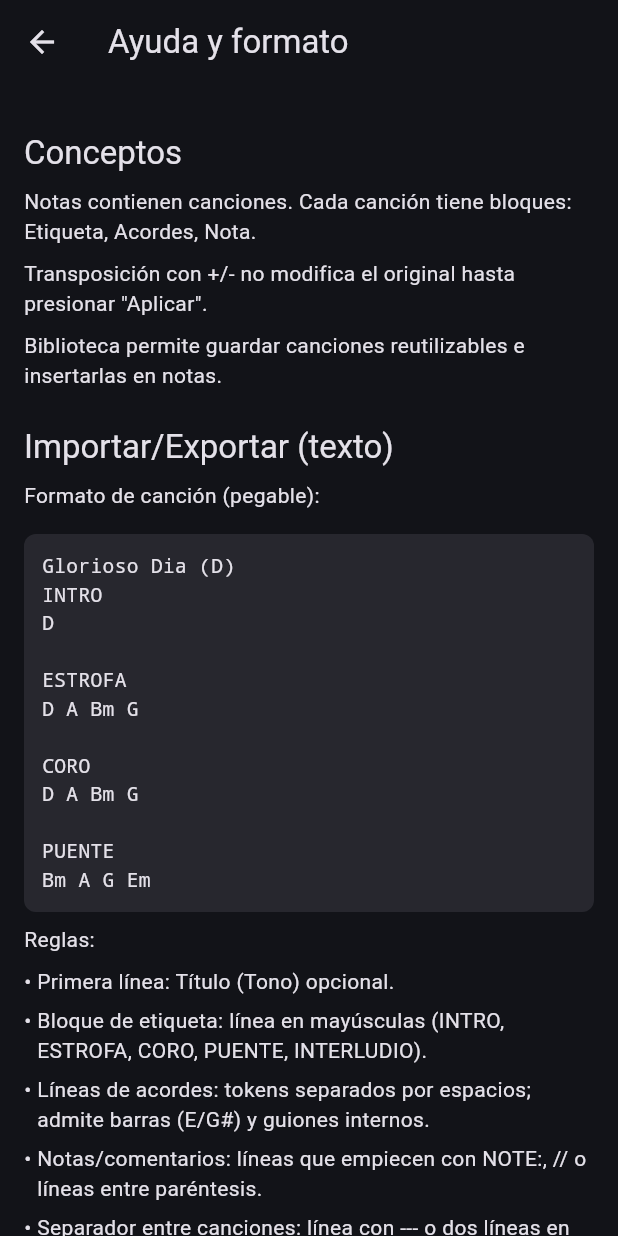
After one commit to salvadorangulobaez/chord-vault, a Flutter app: the screen it shows after launch, after a tap on the "expand more" icon, after a tap on the "expand less" icon, after a tap on the "help outline" icon, on a phone screen of 412 x 824 dp. The commit adds this screen. Run offline on Flutter 3.47's test engine with Material 3 defaults, Android fonts, the phone set to English and light mode, and no system bars; our stand-ins replace flutter_riverpod, hive, hive_flutter; accounts and stored records are empty.

Commit message:
Notas: '+': Importar texto + Insertar de biblioteca + Añadir canción; Home: botón de ayuda (?) con documentación y formato de importación

```diff
--- /dev/null
+++ b/lib/screens/help_screen.dart
@@ -0,0 +1,97 @@
+import 'package:flutter/material.dart';
+
+class HelpScreen extends StatelessWidget {
+  const HelpScreen({super.key});
+
+  @override
+  Widget build(BuildContext context) {
+    return Scaffold(
+      appBar: AppBar(title: const Text('Ayuda y formato')),
+      body: ListView(
+        padding: const EdgeInsets.all(16),
+        children: const [
+          _SectionTitle('Conceptos'),
+          _P('Notas contienen canciones. Cada canción tiene bloques: Etiqueta, Acordes, Nota.'),
+          _P('Transposición con +/- no modifica el original hasta presionar "Aplicar".'),
+          _P('Biblioteca permite guardar canciones reutilizables e insertarlas en notas.'),
+          _SectionTitle('Importar/Exportar (texto)'),
+          _P('Formato de canción (pegable):'),
+          _Code('Glorioso Dia (D)\nINTRO\nD\n\nESTROFA\nD A Bm G\n\nCORO\nD A Bm G\n\nPUENTE\nBm A G Em'),
+          _P('Reglas:'),
+          _Bullet('Primera línea: Título (Tono) opcional.'),
+          _Bullet('Bloque de etiqueta: línea en mayúsculas (INTRO, ESTROFA, CORO, PUENTE, INTERLUDIO).'),
+          _Bullet('Líneas de acordes: tokens separados por espacios; admite barras (E/G#) y guiones internos.'),
+          _Bullet('Notas/comentarios: líneas que empiecen con NOTE:, // o líneas entre paréntesis.'),
+          _Bullet('Separador entre canciones: línea con --- o dos líneas en blanco.'),
+          _SectionTitle('Biblioteca'),
+          _Bullet('Importar: botón de "Importar" en la pantalla de Biblioteca (pegar texto).'),
+          _Bullet('Exportar: activar "Exportar", seleccionar canciones y copiar al portapapeles.'),
+          _SectionTitle('Notas'),
+          _Bullet('Botón +: Importar texto, Insertar de biblioteca, Añadir canción.'),
+          _Bullet('Editar: ícono de lápiz en cada canción. Reordenar canciones por arrastre.'),
+          _Bullet('Título: se muestra como NOMBRE (TONO). El tono se transpone en vista y se fija al "Aplicar".'),
+        ],
+      ),
+    );
+  }
+}
+
+class _SectionTitle extends StatelessWidget {
+  const _SectionTitle(this.text);
+  final String text;
+  @override
+  Widget build(BuildContext context) {
+    return Padding(
+      padding: const EdgeInsets.only(top: 16, bottom: 8),
+      child: Text(text, style: Theme.of(context).textTheme.titleLarge),
+    );
+  }
+}
+
+class _P extends StatelessWidget {
+  const _P(this.text);
+  final String text;
+  @override
+  Widget build(BuildContext context) {
+    return Padding(
+      padding: const EdgeInsets.only(bottom: 8),
+      child: Text(text),
+    );
+  }
+}
+
+class _Bullet extends StatelessWidget {
+  const _Bullet(this.text);
+  final String text;
+  @override
+  Widget build(BuildContext context) {
+    return Padding(
+      padding: const EdgeInsets.only(bottom: 6),
+      child: Row(
+        crossAxisAlignment: CrossAxisAlignment.start,
+        children: [
+          const Text('• '),
+          Expanded(child: Text(text)),
+        ],
+      ),
+    );
+  }
+}
+
+class _Code extends StatelessWidget {
+  const _Code(this.code);
+  final String code;
+  @override
+  Widget build(BuildContext context) {
+    return Container(
+      width: double.infinity,
+      margin: const EdgeInsets.symmetric(vertical: 8),
+      padding: const EdgeInsets.all(12),
+      decoration: BoxDecoration(
+        color: Theme.of(context).colorScheme.surfaceVariant.withOpacity(0.4),
+        borderRadius: BorderRadius.circular(8),
+      ),
+      child: Text(code, style: const TextStyle(fontFamily: 'monospace', fontSize: 13)),
+    );
+  }
+}
--- a/lib/screens/home_screen.dart
+++ b/lib/screens/home_screen.dart
@@ -6,6 +6,7 @@ import '../models/note.dart';
 import '../services/storage/hive_service.dart';
 import 'note_editor_screen.dart';
 import 'library_screen.dart';
+import 'help_screen.dart';
 
 class HomeScreen extends ConsumerWidget {
   const HomeScreen({super.key});
@@ -170,7 +171,23 @@ class HomeScreen extends ConsumerWidget {
                 );
               },
             ),
-      floatingActionButton: FloatingActionButton(
+      floatingActionButton: Column(
+        mainAxisSize: MainAxisSize.min,
+        crossAxisAlignment: CrossAxisAlignment.end,
+        children: [
+          Align(
+            alignment: Alignment.bottomLeft,
+            child: FloatingActionButton(
+              heroTag: 'help-fab',
+              onPressed: () {
+                Navigator.push(context, MaterialPageRoute(builder: (_) => const HelpScreen()));
+              },
+              child: const Icon(Icons.help_outline),
+            ),
+          ),
+          const SizedBox(height: 12),
+          FloatingActionButton(
+            heroTag: 'add-fab',
             onPressed: () {
               final id = HiveService.newId();
               final note = Note(
@@ -188,6 +205,8 @@ class HomeScreen extends ConsumerWidget {
               );
             },
             child: const Icon(Icons.add),
+          ),
+        ],
       ),
     );
   }
--- a/lib/screens/note_editor_screen.dart
+++ b/lib/screens/note_editor_screen.dart
@@ -256,6 +256,43 @@ class _NoteEditorScreenState extends ConsumerState<NoteEditorScreen> {
               crossAxisAlignment: CrossAxisAlignment.end,
               children: [
                 if (_fabMenuOpen) ...[
+                  FloatingActionButton.extended(
+                    heroTag: 'fab-import-text',
+                    onPressed: () async {
+                      final text = await showDialog<String>(
+                        context: context,
+                        builder: (_) {
+                          final ctrl = TextEditingController();
+                          return AlertDialog(
+                            title: const Text('Pegar canciones'),
+                            content: TextField(controller: ctrl, maxLines: 10),
+                            actions: [
+                              TextButton(onPressed: () => Navigator.pop(context), child: const Text('Cancelar')),
+                              TextButton(onPressed: () => Navigator.pop(context, ctrl.text), child: const Text('Importar')),
+                            ],
+                          );
+                        },
+                      );
+                      if (text != null && text.trim().isNotEmpty) {
+                        final parsed = TextFormat.parseSongs(text, idGen: () => HiveService.newId());
+                        if (parsed.isNotEmpty) {
+                          final updated = Note(
+                            id: note.id,
+                            title: note.title,
+                            createdAt: note.createdAt,
+                            updatedAt: DateTime.now(),
+                            songs: [...note.songs, ...parsed],
+                          );
+                          ref.read(notesProvider.notifier).upsert(updated);
+                          setState(() {});
+                        }
+                      }
+                      setState(() => _fabMenuOpen = false);
+                    },
+                    icon: const Icon(Icons.input),
+                    label: const Text('Importar texto'),
+                  ),
+                  const SizedBox(height: 8),
                   FloatingActionButton.extended(
                     heroTag: 'fab-insert-lib',
                     onPressed: () async {
```
Lines whose indentation alone changed are shown as unchanged.
